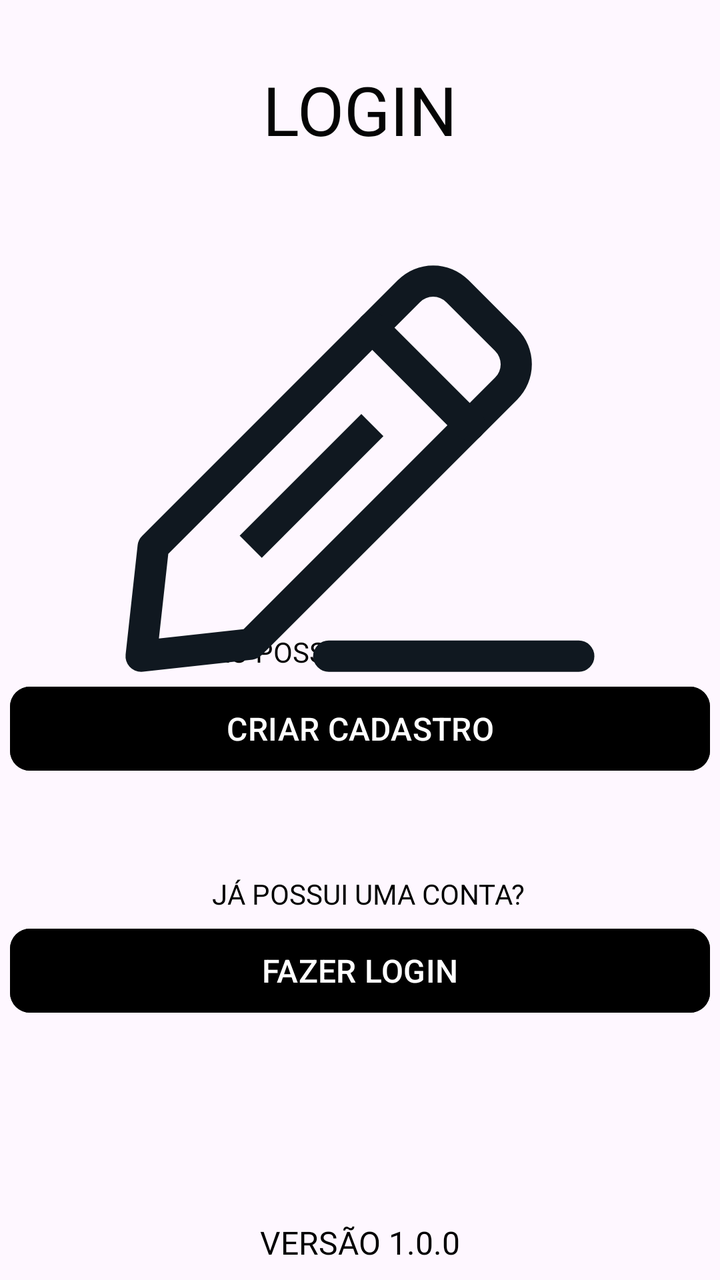
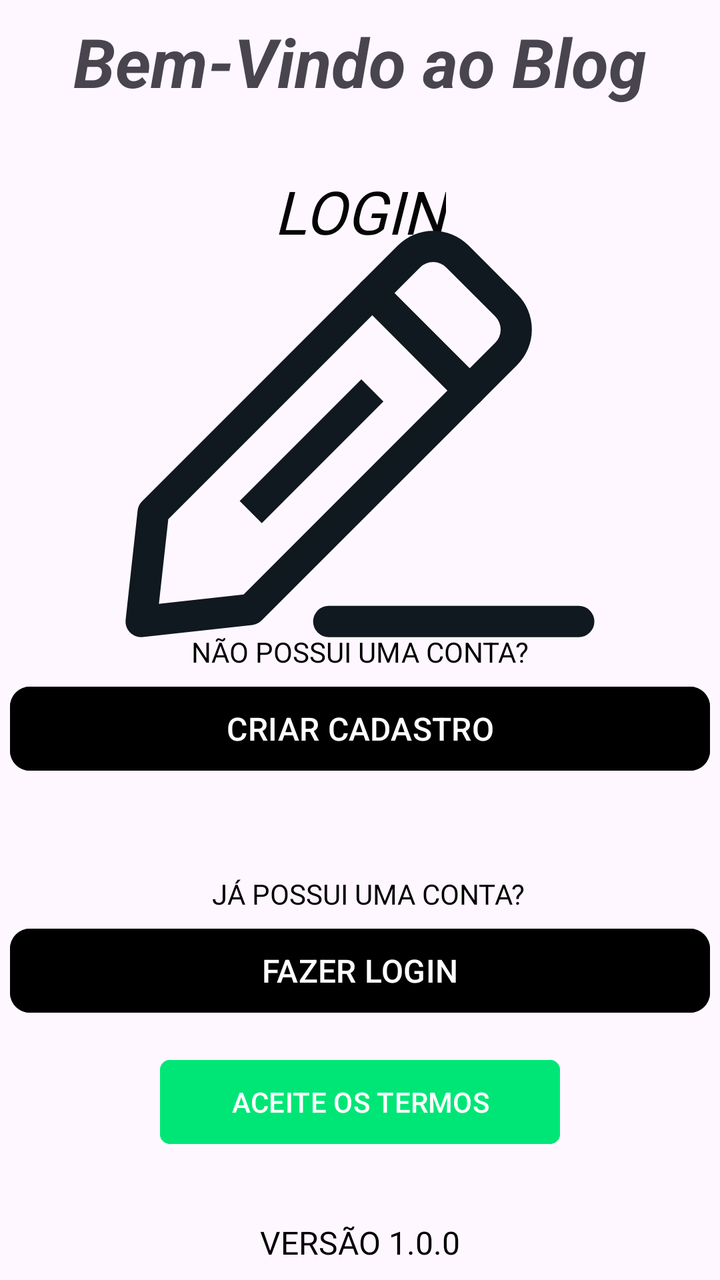

The first picture is an Android layout as it rendered before a commit; the second is the same layout after the commit. The layout source and the unified diff follow.
<!-- AndroidManifest.xml: application theme Theme.Blog -->
<!-- res/layout/activity_login.xml -->
<?xml version="1.0" encoding="utf-8"?>
<androidx.constraintlayout.widget.ConstraintLayout xmlns:android="http://schemas.android.com/apk/res/android"
    xmlns:app="http://schemas.android.com/apk/res-auto"
    xmlns:tools="http://schemas.android.com/tools"
    android:id="@+id/main"
    android:layout_width="match_parent"
    android:layout_height="match_parent"
    tools:context=".Login">

    <TextView
        android:id="@+id/txtLogin"
        android:layout_width="wrap_content"
        android:layout_height="wrap_content"
        android:layout_marginTop="32dp"
        android:fontFamily="@font/roboto_flex"
        android:text="LOGIN"
        android:textColor="#050505"
        android:textSize="34sp"
        app:layout_constraintEnd_toEndOf="parent"
        app:layout_constraintStart_toStartOf="parent"
        app:layout_constraintTop_toTopOf="parent" />

    <TextView
        android:id="@+id/txtVersao"
        android:layout_width="wrap_content"
        android:layout_height="wrap_content"
        android:layout_marginBottom="8dp"
        android:fontFamily="@font/roboto_flex"
        android:text="VERSÃO 1.0.0"
        android:textColor="#000000"
        android:textSize="16sp"
        app:layout_constraintBottom_toBottomOf="parent"
        app:layout_constraintEnd_toEndOf="parent"
        app:layout_constraintStart_toStartOf="parent" />

    <Button
        android:id="@+id/btnCriarCadastro"
        android:layout_width="350dp"
        android:layout_height="50dp"
        android:layout_marginStart="8dp"
        android:layout_marginEnd="8dp"
        android:layout_marginBottom="48dp"
        android:backgroundTint="#000000"
        android:text="CRIAR CADASTRO"
        android:textColor="#FFFFFF"
        android:textSize="16sp"
        app:cornerRadius="10dp"
        app:layout_constraintBottom_toTopOf="@+id/textView3"
        app:layout_constraintEnd_toEndOf="parent"
        app:layout_constraintStart_toStartOf="parent" />

    <Button
        android:id="@+id/btnFazerLogin"
        android:layout_width="350dp"
        android:layout_height="50dp"
        android:layout_marginStart="8dp"
        android:layout_marginEnd="8dp"
        android:layout_marginBottom="100dp"
        android:backgroundTint="#000000"
        android:text="FAZER LOGIN"
        android:textSize="16sp"
        app:cornerRadius="10dp"
        app:layout_constraintBottom_toTopOf="@+id/txtVersao"
        app:layout_constraintEnd_toEndOf="parent"
        app:layout_constraintStart_toStartOf="parent" />

    <TextView
        android:id="@+id/textView2"
        android:layout_width="wrap_content"
        android:layout_height="wrap_content"
        android:layout_marginStart="8dp"
        android:layout_marginEnd="8dp"
        android:layout_marginBottom="4dp"
        android:text="NÃO POSSUI UMA CONTA?"
        android:textColor="#000000"
        android:textSize="14sp"
        app:layout_constraintBottom_toTopOf="@+id/btnCriarCadastro"
        app:layout_constraintEnd_toEndOf="parent"
        app:layout_constraintStart_toStartOf="parent" />

    <TextView
        android:id="@+id/textView3"
        android:layout_width="wrap_content"
        android:layout_height="wrap_content"
        android:layout_marginStart="8dp"
        android:layout_marginEnd="8dp"
        android:layout_marginBottom="4dp"
        android:fontFamily="@font/roboto_flex"
        android:text="JÁ POSSUI UMA CONTA?"
        android:textColor="#000000"
        android:textSize="14sp"
        app:layout_constraintBottom_toTopOf="@+id/btnFazerLogin"
        app:layout_constraintEnd_toEndOf="parent"
        app:layout_constraintHorizontal_bias="0.523"
        app:layout_constraintStart_toStartOf="parent" />

    <ImageView
        android:id="@+id/imageView2"
        android:layout_width="250dp"
        android:layout_height="250dp"
        android:layout_marginTop="32dp"
        app:layout_constraintEnd_toEndOf="parent"
        app:layout_constraintStart_toStartOf="parent"
        app:layout_constraintTop_toBottomOf="@+id/txtLogin"
        app:srcCompat="@drawable/ic_escrever" />


</androidx.constraintlayout.widget.ConstraintLayout>
<!-- resources referenced by this layout -->
<resources>
  <!-- drawable ic_escrever (drawable) -->
  <vector xmlns:android="http://schemas.android.com/apk/res/android"
      android:width="32dp"
      android:height="32dp"
      android:viewportWidth="32"
      android:viewportHeight="32">
    <path
        android:pathData="M2,29a1,1 0,0 1,-1 -1.11l0.77,-7a1,1 0,0 1,0.29 -0.59L18.42,3.94a3.2,3.2 0,0 1,4.53 0l3.11,3.11a3.2,3.2 0,0 1,0 4.53L9.71,27.93a1,1 0,0 1,-0.59 0.29l-7,0.77ZM9,27.22L9,27.22ZM3.73,21.45l-0.6,5.42 5.42,-0.6 16.1,-16.1a1.2,1.2 0,0 0,0 -1.7L21.53,5.35a1.2,1.2 0,0 0,-1.7 0Z"
        android:fillColor="#101820"/>
    <path
        android:pathData="M23,14.21a1,1 0,0 1,-0.71 -0.29L16.08,7.69A1,1 0,0 1,17.5 6.27l6.23,6.23a1,1 0,0 1,0 1.42A1,1 0,0 1,23 14.21Z"
        android:fillColor="#101820"/>
    <path
        android:pathData="M8.3,20.289l7.785,-7.785l1.414,1.414l-7.785,7.785z"
        android:fillColor="#101820"/>
    <path
        android:pathData="M30,29H14a1,1 0,0 1,0 -2H30a1,1 0,0 1,0 2Z"
        android:fillColor="#101820"/>
  </vector>
  <style name="Theme.Blog" parent="Base.Theme.Blog" />
  <style name="Base.Theme.Blog" parent="Theme.Material3.DayNight.NoActionBar">
          
          
      </style>
</resources>

<!-- the commit's change to res/layout/activity_login.xml (unified diff, before → after) -->
@@ -15,10 +15,11 @@
         android:fontFamily="@font/roboto_flex"
         android:text="LOGIN"
         android:textColor="#050505"
-        android:textSize="34sp"
+        android:textSize="30sp"
+        android:textStyle="italic"
         app:layout_constraintEnd_toEndOf="parent"
         app:layout_constraintStart_toStartOf="parent"
-        app:layout_constraintTop_toTopOf="parent" />
+        app:layout_constraintTop_toBottomOf="@+id/txtBemVindoBlog" />
 
     <TextView
         android:id="@+id/txtVersao"
@@ -64,6 +65,20 @@
         app:layout_constraintEnd_toEndOf="parent"
         app:layout_constraintStart_toStartOf="parent" />
 
+    <Button
+        android:id="@+id/btnTermos"
+        android:layout_width="200dp"
+        android:layout_height="50dp"
+        android:layout_marginStart="8dp"
+        android:layout_marginEnd="8dp"
+        android:layout_marginBottom="64dp"
+        android:backgroundTint="#00E676"
+        android:text="ACEITE OS TERMOS"
+        app:cornerRadius="5dp"
+        app:layout_constraintBottom_toBottomOf="parent"
+        app:layout_constraintEnd_toEndOf="parent"
+        app:layout_constraintStart_toStartOf="parent" />
+
     <TextView
         android:id="@+id/textView2"
         android:layout_width="wrap_content"
@@ -98,11 +113,26 @@
         android:id="@+id/imageView2"
         android:layout_width="250dp"
         android:layout_height="250dp"
-        android:layout_marginTop="32dp"
+        android:layout_marginTop="8dp"
+        android:layout_marginBottom="16dp"
+        app:layout_constraintBottom_toTopOf="@+id/textView2"
         app:layout_constraintEnd_toEndOf="parent"
         app:layout_constraintStart_toStartOf="parent"
         app:layout_constraintTop_toBottomOf="@+id/txtLogin"
         app:srcCompat="@drawable/ic_escrever" />
 
+    <TextView
+        android:id="@+id/txtBemVindoBlog"
+        android:layout_width="wrap_content"
+        android:layout_height="wrap_content"
+        android:layout_marginTop="8dp"
+        android:fontFamily="sans-serif"
+        android:text="Bem-Vindo ao Blog"
+        android:textSize="34sp"
+        android:textStyle="bold|italic"
+        app:layout_constraintEnd_toEndOf="parent"
+        app:layout_constraintStart_toStartOf="parent"
+        app:layout_constraintTop_toTopOf="parent" />
+
 
 </androidx.constraintlayout.widget.ConstraintLayout>
